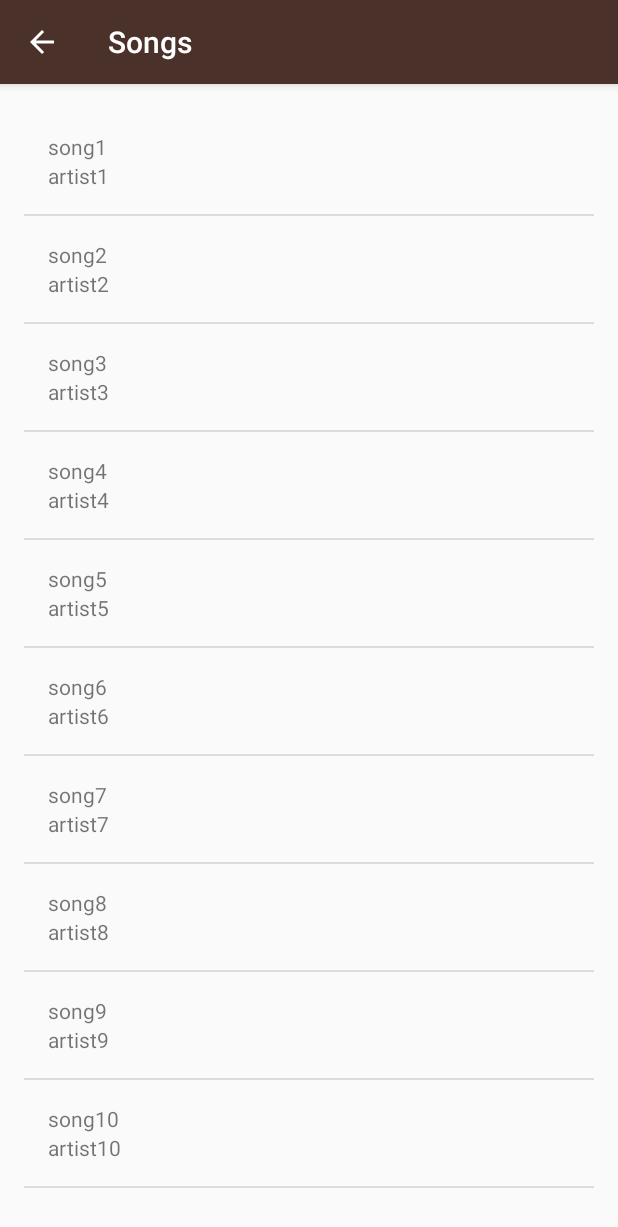
After one commit to NairArjunWD/symphonia, an Android app: the SongsActivity screen opened directly, with no data from a screen before it, on a phone screen of 412 x 824 dp. The commit adds this screen. Shown: the top 1227 px of the screen. Run offline under Robolectric (Android 15) with nearby library versions, the phone set to English and light mode, and no system bars.

Commit message:
File Structure and Media Player
Add the following xml files: song_list.xml, list_item.xml

Add the following java files: Song.java, SongAdapter.java, SongActivity.java

Structure app the same was as in the miwok app were the song and artist name replace the word and translation. Add MediaPlayer class and have working mp3 system in app. Once everything is complete, try for mp3 intergration in the app.

```diff
--- /dev/null
+++ b/app/src/main/java/com/example/symphonia/Song.java
@@ -0,0 +1,37 @@
+package com.example.symphonia;
+
+public class Song {
+
+    /** Default translation for the word */
+    private String playerSongName;
+
+    /** Miwok translation for the word */
+    private String playerArtistName;
+
+    /**
+     * Create a new Word object.
+     *
+     * @param songName is the word in a language that the user is already familiar with. (Such as English)
+     *
+     * @param artistName is the word in the Miwok language
+     */
+    public Song(String songName, String artistName) {
+        playerSongName = songName;
+        playerArtistName = artistName;
+    }
+
+    /**
+     * Get the Song name of the song.
+     */
+    public String getplayerSongName() {
+        return playerSongName;
+    }
+
+    /**
+     * Get the Artist name of the song.
+     */
+    public String getplayerArtistName() {
+        return playerArtistName;
+    }
+
+}
--- /dev/null
+++ b/app/src/main/java/com/example/symphonia/SongAdapter.java
@@ -0,0 +1,50 @@
+package com.example.symphonia;
+
+import android.app.Activity;
+import android.view.LayoutInflater;
+import android.view.View;
+import android.view.ViewGroup;
+import android.widget.ArrayAdapter;
+import android.widget.ImageView;
+import android.widget.TextView;
+
+import java.util.ArrayList;
+
+public class SongAdapter extends ArrayAdapter<Song>{
+    public SongAdapter(Activity context, ArrayList<Song> songs) {
+        // Here, we initialize the ArrayAdapter's internal storage for the context and the list.
+        // the second argument is used when the ArrayAdapter is populating a single TextView.
+        // Because this is a custom adapter for two TextViews and an ImageView, the adapter is not
+        // going to use this second argument, so it can be any value. Here, we used 0.
+        super(context, 0, songs);
+    }
+
+    @Override
+    public View getView(int position, View convertView, ViewGroup parent) {
+        // Check if the existing view is being reused, otherwise inflate the view
+        View listItemView = convertView;
+        if(listItemView == null) {
+            listItemView = LayoutInflater.from(getContext()).inflate(
+                    R.layout.list_item, parent, false);
+        }
+
+        // Get the {@link AndroidFlavor} object located at this position in the list
+        Song currentSong = getItem(position);
+
+        // Find the TextView in the list_item.xml layout with the ID version_name
+        TextView artistTextView = (TextView) listItemView.findViewById(R.id.artist_text_view);
+        // Get the version name from the current AndroidFlavor object and
+        // set this text on the name TextView
+        artistTextView.setText(currentSong.getplayerArtistName());
+
+        // Find the TextView in the list_item.xml layout with the ID version_number
+        TextView songTextView = (TextView) listItemView.findViewById(R.id.song_text_view);
+        // Get the version number from the current AndroidFlavor object and
+        // set this text on the number TextView
+        songTextView.setText(currentSong.getplayerSongName());
+
+        // Return the whole list item layout (containing 2 TextViews and an ImageView)
+        // so that it can be shown in the ListView
+        return listItemView;
+    }
+}
--- /dev/null
+++ b/app/src/main/java/com/example/symphonia/SongsActivity.java
@@ -0,0 +1,42 @@
+package com.example.symphonia;
+
+import android.os.Bundle;
+import android.widget.Adapter;
+import android.widget.ListView;
+
+import androidx.appcompat.app.AppCompatActivity;
+
+import java.util.ArrayList;
+
+public class SongsActivity extends AppCompatActivity {
+
+    @Override
+    protected void onCreate(Bundle savedInstanceState) {
+        super.onCreate(savedInstanceState);
+        setContentView(R.layout.song_list);
+
+        //Create an array of words
+        ArrayList<Song> songs = new ArrayList<Song>();
+
+//        words.add("one");
+        songs.add(new Song("song1", "artist1"));
+        songs.add(new Song("song2", "artist2"));
+        songs.add(new Song("song3", "artist3"));
+        songs.add(new Song("song4", "artist4"));
+        songs.add(new Song("song5", "artist5"));
+        songs.add(new Song("song6", "artist6"));
+        songs.add(new Song("song7", "artist7"));
+        songs.add(new Song("song8", "artist8"));
+        songs.add(new Song( "song9", "artist9"));
+        songs.add(new Song("song10", "artist10"));
+
+        SongAdapter adapter = new SongAdapter(this, songs);
+
+        ListView listView = (ListView) findViewById(R.id.list);
+
+        listView.setAdapter(adapter);
+
+    }
+
+
+}
--- /dev/null
+++ b/app/src/main/res/layout/list_item.xml
@@ -0,0 +1,22 @@
+<?xml version="1.0" encoding="utf-8"?>
+<LinearLayout
+    xmlns:android="http://schemas.android.com/apk/res/android"
+    xmlns:tools="http://schemas.android.com/tools"
+    android:layout_width="match_parent"
+    android:layout_height="match_parent"
+    android:orientation="vertical"
+    android:padding="16dp">
+
+    <TextView
+        android:id="@+id/song_text_view"
+        android:layout_width="match_parent"
+        android:layout_height="wrap_content"
+        tools:text="one"/>
+
+    <TextView
+        android:id="@+id/artist_text_view"
+        android:layout_width="match_parent"
+        android:layout_height="wrap_content"
+        tools:text="lutti"/>
+
+</LinearLayout>
--- /dev/null
+++ b/app/src/main/res/layout/song_list.xml
@@ -0,0 +1,14 @@
+<?xml version="1.0" encoding="utf-8"?>
+<ListView
+    xmlns:android="http://schemas.android.com/apk/res/android"
+    xmlns:tools="http://schemas.android.com/tools"
+    android:id="@+id/list"
+    android:orientation="vertical"
+    android:layout_width="match_parent"
+    android:layout_height="match_parent"
+    android:paddingBottom="@dimen/activity_vertical_margin"
+    android:paddingLeft="@dimen/activity_horizontal_margin"
+    android:paddingRight="@dimen/activity_horizontal_margin"
+    android:paddingTop="@dimen/activity_vertical_margin" >
+
+</ListView>
```
Also changed, not shown: app/src/main/AndroidManifest.xml (+8 -0 lines), app/src/main/java/com/example/symphonia/MainActivity.java (+110 -0 lines), app/src/main/res/layout/activity_main.xml (+25 -0 lines), 2 other files.
